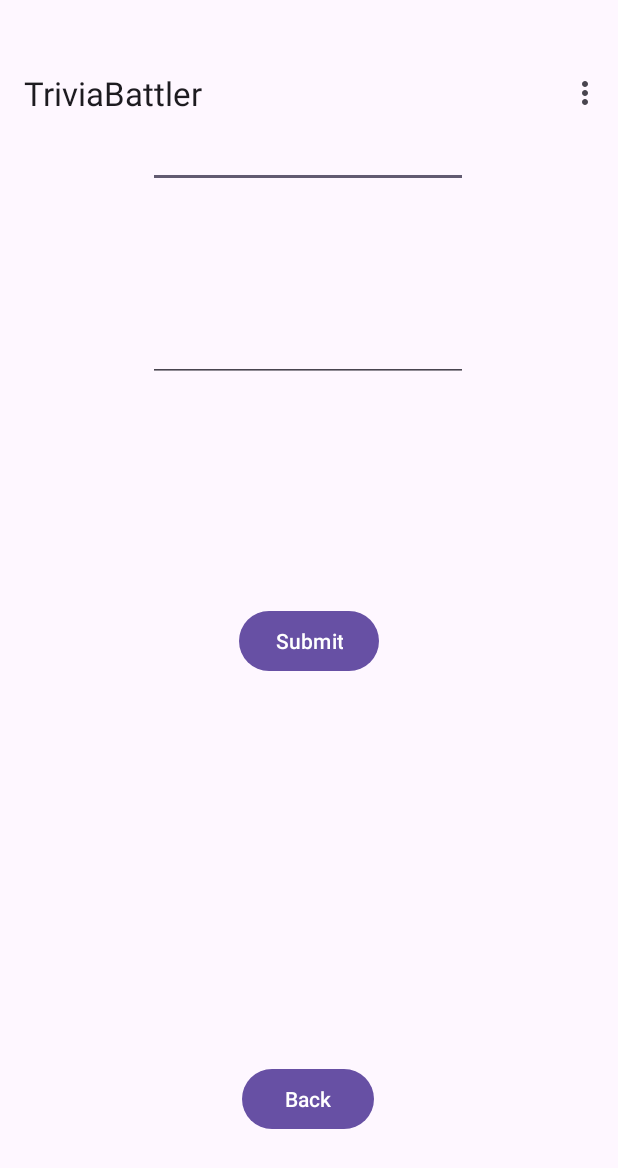
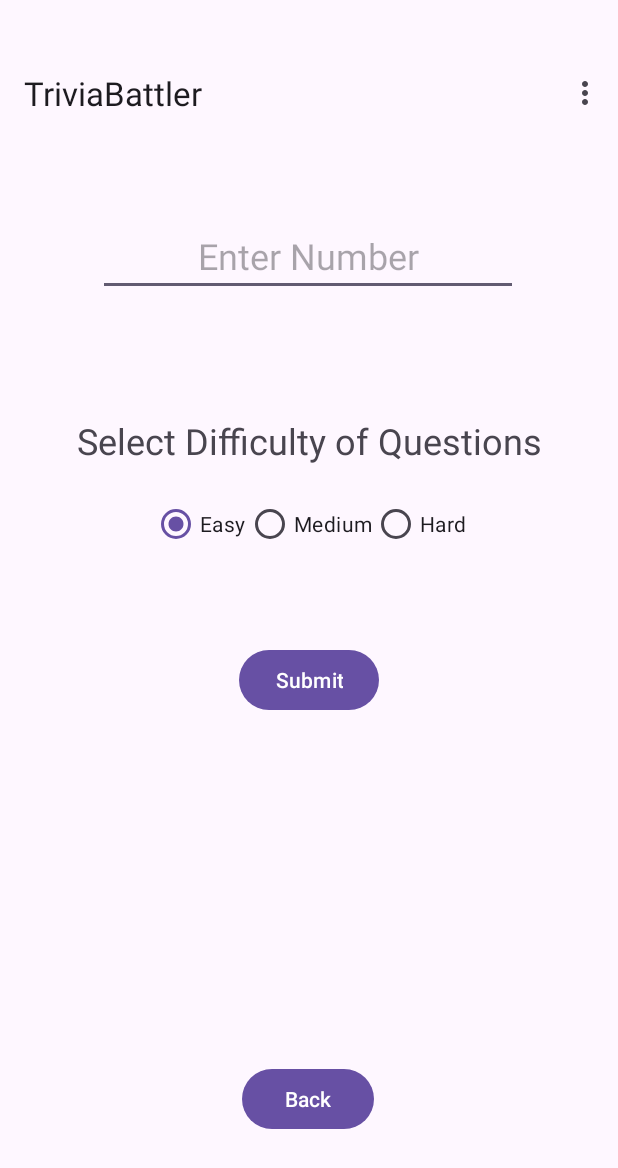
Before and after one commit to jbanducci321/CST338-Project-2-Group-2, an Android app: the AddQuestionsAdminActivity screen opened directly, with no data from a screen before it, after a tap on "Submit", on a phone screen of 412 x 824 dp. Shown: the top 1168 px of the screen. Run offline under Robolectric (Android 15) with nearby library versions, the phone set to English and light mode, and no system bars; our stand-ins replace Room's generated code.

Commit message:
Stopped being lazy and put effort into add question activity Added radio buttons Added in checks to prevent errors Need to create new api method that returns something as well as excepts question type as an argument

```diff
--- a/app/src/main/java/com/example/TriviaBattler/AddQuestionsAdminActivity.java
+++ b/app/src/main/java/com/example/TriviaBattler/AddQuestionsAdminActivity.java
@@ -7,6 +7,7 @@ import android.view.Menu;
 import android.view.MenuItem;
 import android.view.View;
 import android.widget.TextView;
+import android.widget.Toast;
 
 import androidx.activity.EdgeToEdge;
 import androidx.annotation.NonNull;
@@ -51,11 +52,32 @@ public class AddQuestionsAdminActivity extends AppCompatActivity {
             });
         }
 
-        binding.buttonTempSubmit.setOnClickListener(new View.OnClickListener() {
+        binding.buttonSubmit.setOnClickListener(new View.OnClickListener() {
             @Override
             public void onClick(View v) {
-                int amount = Integer.parseInt(binding.editTextTempNumberAmount.getText().toString().trim());
-                String difficulty = binding.editTextTempDifficulty.getText().toString().trim().toLowerCase();
+                int amount;
+                //Makes sure the entered number won't cause errors for the api call
+                try {
+                    amount = Integer.parseInt(binding.editTextNumberAmount.getText().toString().trim());
+                    if (amount <= 0) {
+                        toastMaker("Enter a number greater than 0");
+                        return;
+                    }
+                }
+                catch (NumberFormatException e) {
+                    toastMaker("Enter a valid number");
+                    return;
+                }
+
+                //Selects the difficulty of the questions being called
+                String difficulty = "easy"; //Default value for the radio buttons
+                int checkedButton = binding.radioGroupDifficulty.getCheckedRadioButtonId();
+                if (checkedButton == binding.rbMedium.getId()) {
+                    difficulty = "medium";
+                }
+                else if (checkedButton == binding.rbHard.getId()) {
+                    difficulty = "hard";
+                }
 
                 repository.apiCall(difficulty, amount);
             }
@@ -68,6 +90,10 @@ public class AddQuestionsAdminActivity extends AppCompatActivity {
             }
         });
 
+    }
+
+    private void toastMaker(String msg) {
+        Toast.makeText(this, msg, Toast.LENGTH_SHORT).show();
     }
 
     static Intent addQuestionIntentFactory(Context context, int userId) {
--- a/app/src/main/res/layout/activity_add_questions_admin.xml
+++ b/app/src/main/res/layout/activity_add_questions_admin.xml
@@ -11,11 +11,81 @@
         android:id="@+id/toolbar"
         android:layout_width="0dp"
         android:layout_height="?attr/actionBarSize"
-        app:title="@string/app_name"
         android:layout_marginTop="30dp"
+        app:layout_constraintEnd_toEndOf="parent"
+        app:layout_constraintStart_toStartOf="parent"
         app:layout_constraintTop_toTopOf="parent"
+        app:title="@string/app_name" />
+
+    <EditText
+        android:id="@+id/editTextNumberAmount"
+        android:layout_width="wrap_content"
+        android:layout_height="wrap_content"
+        android:layout_marginTop="144dp"
+        android:ems="10"
+        android:gravity="center"
+        android:hint="Enter Number"
+        android:inputType="number"
+        android:textSize="24sp"
+        app:layout_constraintEnd_toEndOf="parent"
+        app:layout_constraintHorizontal_bias="0.496"
         app:layout_constraintStart_toStartOf="parent"
-        app:layout_constraintEnd_toEndOf="parent"/>
+        app:layout_constraintTop_toTopOf="parent"
+        tools:text="69" />
+
+
+    <TextView
+        android:id="@+id/textViewSelectDifficulty"
+        android:layout_width="wrap_content"
+        android:layout_height="wrap_content"
+        android:layout_marginTop="80dp"
+        android:gravity="center"
+        android:text="Select Difficulty of Questions"
+        android:textSize="24sp"
+        app:layout_constraintEnd_toEndOf="parent"
+        app:layout_constraintStart_toStartOf="parent"
+        app:layout_constraintTop_toBottomOf="@id/editTextNumberAmount" />
+
+    <RadioGroup
+        android:id="@+id/radioGroupDifficulty"
+        android:layout_width="wrap_content"
+        android:layout_height="wrap_content"
+        android:orientation="horizontal"
+        android:layout_marginTop="15dp"
+        app:layout_constraintTop_toBottomOf="@id/textViewSelectDifficulty"
+        app:layout_constraintStart_toStartOf="parent"
+        app:layout_constraintEnd_toEndOf="parent">
+
+
+        <RadioButton
+            android:id="@+id/rbEasy"
+            android:layout_width="wrap_content"
+            android:layout_height="wrap_content"
+            android:text="Easy"
+            android:checked="true"/>
+
+        <RadioButton
+            android:id="@+id/rbMedium"
+            android:layout_width="wrap_content"
+            android:layout_height="wrap_content"
+            android:text="Medium"/>
+
+        <RadioButton
+            android:id="@+id/rbHard"
+            android:layout_width="wrap_content"
+            android:layout_height="wrap_content"
+            android:text="Hard"/>
+    </RadioGroup>
+
+    <Button
+        android:id="@+id/buttonSubmit"
+        android:layout_width="wrap_content"
+        android:layout_height="wrap_content"
+        android:layout_marginTop="56dp"
+        android:text="Submit"
+        app:layout_constraintEnd_toEndOf="parent"
+        app:layout_constraintStart_toStartOf="parent"
+        app:layout_constraintTop_toBottomOf="@id/radioGroupDifficulty" />
 
     <Button
         android:id="@+id/buttonTempBack"
@@ -29,43 +99,6 @@
         app:layout_constraintTop_toTopOf="parent"
         app:layout_constraintVertical_bias="0.913" />
 
-    <Button
-        android:id="@+id/buttonTempSubmit"
-        android:layout_width="wrap_content"
-        android:layout_height="wrap_content"
-        android:layout_marginBottom="180dp"
-        android:text="Submit"
-        app:layout_constraintBottom_toTopOf="@+id/buttonTempBack"
-        app:layout_constraintEnd_toEndOf="parent"
-        app:layout_constraintStart_toStartOf="parent"
-        app:layout_constraintTop_toBottomOf="@+id/editTextTempDifficulty"
-        app:layout_constraintVertical_bias="0.659" />
 
-    <EditText
-        android:id="@+id/editTextTempNumberAmount"
-        android:layout_width="wrap_content"
-        android:layout_height="wrap_content"
-        android:layout_marginTop="80dp"
-        android:ems="10"
-        android:gravity="center"
-        android:inputType="number"
-        app:layout_constraintEnd_toEndOf="parent"
-        app:layout_constraintHorizontal_bias="0.497"
-        app:layout_constraintStart_toStartOf="parent"
-        app:layout_constraintTop_toTopOf="parent" />
-
-    <EditText
-        android:id="@+id/editTextTempDifficulty"
-        android:layout_width="wrap_content"
-        android:layout_height="wrap_content"
-        android:layout_marginTop="84dp"
-        android:ems="10"
-        android:gravity="center"
-        android:inputType="text"
-        android:text=""
-        app:layout_constraintEnd_toEndOf="parent"
-        app:layout_constraintHorizontal_bias="0.497"
-        app:layout_constraintStart_toStartOf="parent"
-        app:layout_constraintTop_toBottomOf="@+id/editTextTempNumberAmount" />
 
 </androidx.constraintlayout.widget.ConstraintLayout>
```
